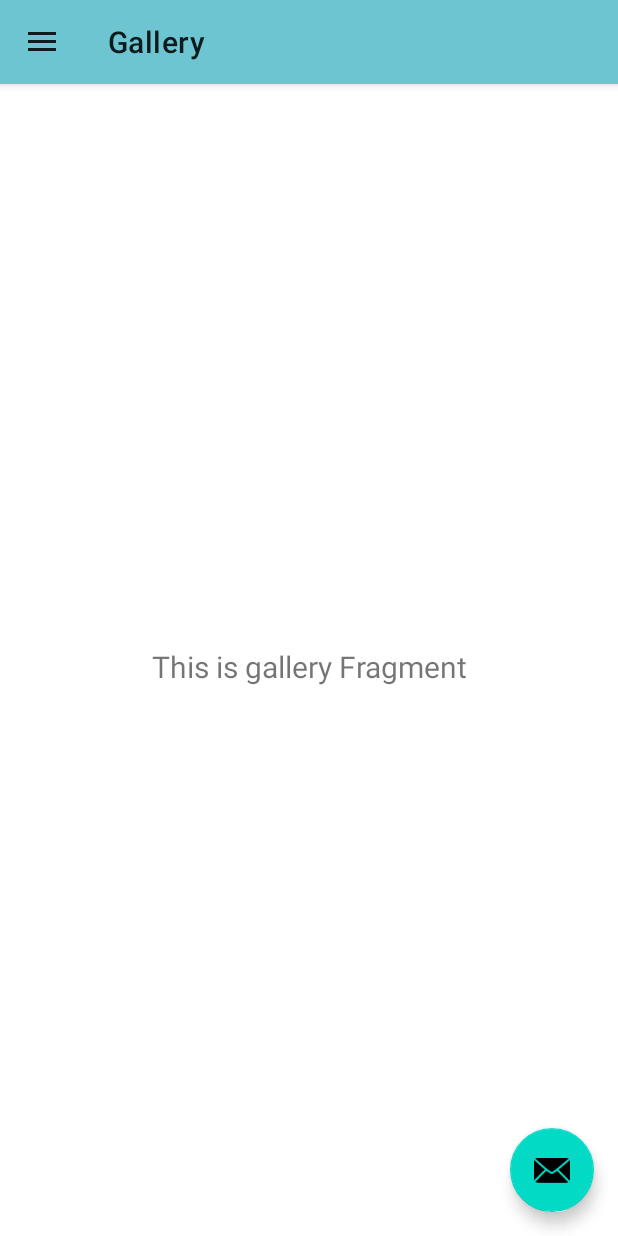
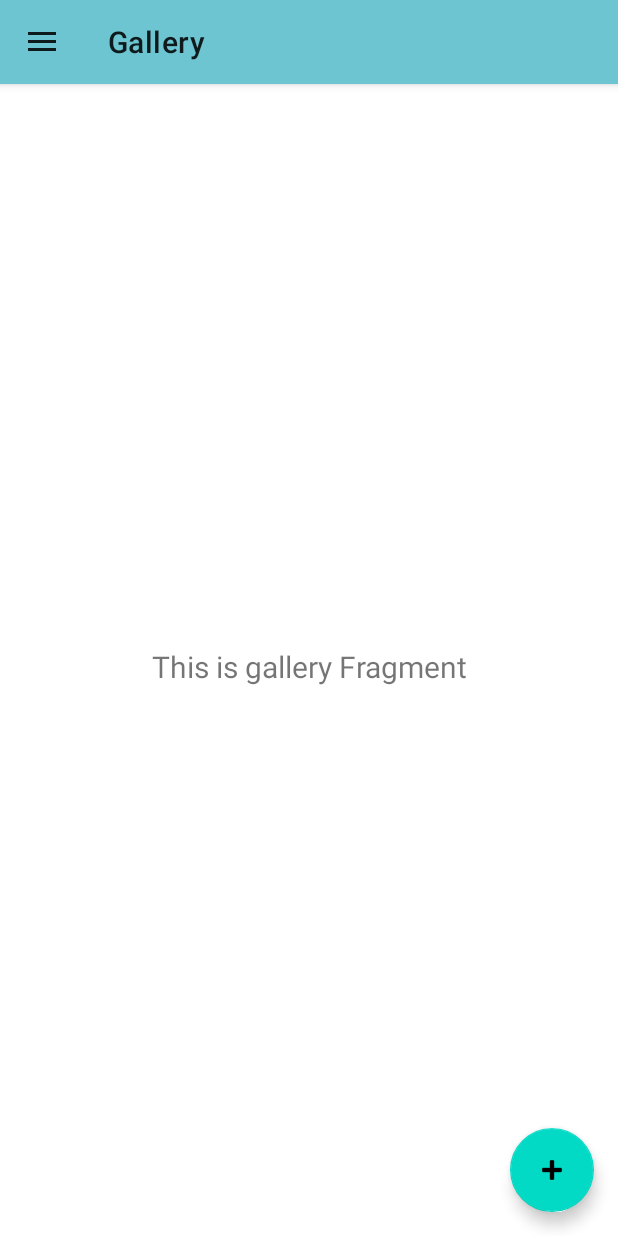
Before and after one commit to devsakshiagarwal/MercuryScanner, an Android app: the screen it shows after launch (MainActivity), in the side drawer, after a tap on "Gallery", on a phone screen of 412 x 824 dp. Run offline under Robolectric (Android 15) with nearby library versions, the light colour scheme and no system bars; our stand-ins replace navigation-ui.

Commit message:
fab for inout

```diff
--- a/app/src/main/java/com/goyals/mercuryscannerapp/MainActivity.kt
+++ b/app/src/main/java/com/goyals/mercuryscannerapp/MainActivity.kt
@@ -2,16 +2,21 @@ package com.goyals.mercuryscannerapp
 
 import android.content.Intent
 import android.os.Bundle
+import android.view.View
 import androidx.navigation.findNavController
 import androidx.navigation.ui.AppBarConfiguration
 import androidx.navigation.ui.navigateUp
 import androidx.navigation.ui.setupActionBarWithNavController
 import androidx.navigation.ui.setupWithNavController
 import androidx.appcompat.app.AppCompatActivity
+import com.goyals.mercuryscannerapp.ui.EditFormActivity
 import com.goyals.mercuryscannerapp.ui.scanner.AadharScanActivity
 import kotlinx.android.synthetic.main.activity_main.drawer_layout
 import kotlinx.android.synthetic.main.activity_main.nav_view
 import kotlinx.android.synthetic.main.app_bar_main.fab
+import kotlinx.android.synthetic.main.app_bar_main.fab_other_id
+import kotlinx.android.synthetic.main.app_bar_main.fab_scan_id
+import kotlinx.android.synthetic.main.app_bar_main.rl_fabs
 import kotlinx.android.synthetic.main.app_bar_main.toolbar
 
 class MainActivity : AppCompatActivity() {
@@ -31,13 +36,25 @@ class MainActivity : AppCompatActivity() {
 
   private fun initViews() {
     setSupportActionBar(toolbar)
-    fab.setOnClickListener {
-      startActivity(Intent(this, AadharScanActivity::class.java))
-    }
     val navController = findNavController(R.id.nav_host_fragment)
     appBarConfiguration = AppBarConfiguration(
       setOf(R.id.nav_home, R.id.nav_gallery, R.id.nav_slideshow), drawer_layout)
     setupActionBarWithNavController(navController, appBarConfiguration)
     nav_view.setupWithNavController(navController)
+    handleFabs()
+  }
+
+  private fun handleFabs() {
+    fab.setOnClickListener {
+      rl_fabs.visibility = View.VISIBLE
+    }
+    fab_scan_id.setOnClickListener {
+      rl_fabs.visibility = View.GONE
+      startActivity(Intent(this, AadharScanActivity::class.java))
+    }
+    fab_other_id.setOnClickListener {
+      rl_fabs.visibility = View.GONE
+      startActivity(Intent(this, EditFormActivity::class.java))
+    }
   }
 }
--- a/app/src/main/java/com/goyals/mercuryscannerapp/ui/EditFormActivity.kt
+++ b/app/src/main/java/com/goyals/mercuryscannerapp/ui/EditFormActivity.kt
@@ -2,18 +2,23 @@ package com.goyals.mercuryscannerapp.ui
 
 import androidx.appcompat.app.AppCompatActivity
 import android.os.Bundle
+import android.view.Menu
 import android.view.MenuItem
 import androidx.appcompat.widget.Toolbar
 import com.goyals.mercuryscannerapp.R
 import com.goyals.mercuryscannerapp.model.schema.AadharInfo
 import kotlinx.android.synthetic.main.activity_edit_form.*
-import kotlinx.android.synthetic.main.app_bar_main.toolbar
 
 class EditFormActivity : AppCompatActivity(), Toolbar.OnMenuItemClickListener {
   override fun onCreate(savedInstanceState: Bundle?) {
     super.onCreate(savedInstanceState)
     setContentView(R.layout.activity_edit_form)
     initViews()
+  }
+
+  override fun onCreateOptionsMenu(menu: Menu?): Boolean {
+    menuInflater.inflate(R.menu.menu_save, menu)
+    return true
   }
 
   override fun onMenuItemClick(item: MenuItem?): Boolean {
@@ -36,7 +41,7 @@ class EditFormActivity : AppCompatActivity(), Toolbar.OnMenuItemClickListener {
 
   private fun initViews() {
     actionBar?.setDisplayHomeAsUpEnabled(true)
-    //toolbar.inflateMenu(R.menu.menu_save)
+    if (intent.getParcelableExtra<AadharInfo>("aadhar_info") != null) {
       val aadharInfo = intent.getParcelableExtra<AadharInfo>("aadhar_info")!!
       et_uid.setText(aadharInfo.uid)
       et_name.setText(aadharInfo.name)
@@ -47,3 +52,4 @@ class EditFormActivity : AppCompatActivity(), Toolbar.OnMenuItemClickListener {
       et_gender.setText(aadharInfo.gender)
     }
   }
+}
--- /dev/null
+++ b/app/src/main/res/drawable/ic_barcode.xml
@@ -0,0 +1,9 @@
+<vector xmlns:android="http://schemas.android.com/apk/res/android"
+    android:width="24dp"
+    android:height="24dp"
+    android:viewportWidth="24"
+    android:viewportHeight="24">
+  <path
+      android:fillColor="#FF000000"
+      android:pathData="M15,21h-2v-2h2V21zM13,14h-2v5h2V14zM21,12h-2v4h2V12zM19,10h-2v2h2V10zM7,12H5v2h2V12zM5,10H3v2h2V10zM12,5h2V3h-2V5zM4.5,4.5v3h3v-3H4.5zM9,9H3V3h6V9zM4.5,16.5v3h3v-3H4.5zM9,21H3v-6h6V21zM16.5,4.5v3h3v-3H16.5zM21,9h-6V3h6V9zM19,19v-3l-4,0v2h2v3h4v-2H19zM17,12l-4,0v2h4V12zM13,10H7v2h2v2h2v-2h2V10zM14,9V7h-2V5h-2v4L14,9zM6.75,5.25h-1.5v1.5h1.5V5.25zM6.75,17.25h-1.5v1.5h1.5V17.25zM18.75,5.25h-1.5v1.5h1.5V5.25z" />
+</vector>
--- /dev/null
+++ b/app/src/main/res/drawable/ic_edit.xml
@@ -0,0 +1,9 @@
+<vector xmlns:android="http://schemas.android.com/apk/res/android"
+    android:width="16dp"
+    android:height="16dp"
+    android:viewportWidth="24"
+    android:viewportHeight="24">
+  <path
+      android:fillColor="#FF000000"
+      android:pathData="M14.06,9.02l0.92,0.92L5.92,19L5,19v-0.92l9.06,-9.06M17.66,3c-0.25,0 -0.51,0.1 -0.7,0.29l-1.83,1.83 3.75,3.75 1.83,-1.83c0.39,-0.39 0.39,-1.02 0,-1.41l-2.34,-2.34c-0.2,-0.2 -0.45,-0.29 -0.71,-0.29zM14.06,6.19L3,17.25L3,21h3.75L17.81,9.94l-3.75,-3.75z" />
+</vector>
--- a/app/src/main/res/layout/activity_edit_form.xml
+++ b/app/src/main/res/layout/activity_edit_form.xml
@@ -3,7 +3,6 @@
     xmlns:tools="http://schemas.android.com/tools"
     android:layout_width="match_parent"
     android:layout_height="match_parent"
-    android:background="@color/colorFF"
     tools:context=".ui.EditFormActivity"
     >
 
--- a/app/src/main/res/layout/app_bar_main.xml
+++ b/app/src/main/res/layout/app_bar_main.xml
@@ -1,5 +1,5 @@
 <?xml version="1.0" encoding="utf-8"?>
-<androidx.coordinatorlayout.widget.CoordinatorLayout xmlns:android="http://schemas.android.com/apk/res/android"
+<androidx.constraintlayout.widget.ConstraintLayout xmlns:android="http://schemas.android.com/apk/res/android"
     xmlns:app="http://schemas.android.com/apk/res-auto"
     xmlns:tools="http://schemas.android.com/tools"
     android:layout_width="match_parent"
@@ -11,6 +11,7 @@
       android:layout_width="match_parent"
       android:layout_height="wrap_content"
       android:theme="@style/Theme.MercuryScannerApp.AppBarOverlay"
+      app:layout_constraintTop_toTopOf="parent"
       >
 
     <androidx.appcompat.widget.Toolbar
@@ -23,15 +24,95 @@
 
   </com.google.android.material.appbar.AppBarLayout>
 
-  <include layout="@layout/content_main" />
+  <include
+      layout="@layout/content_main"
+      android:layout_width="match_parent"
+      android:layout_height="match_parent"
+      android:layout_marginTop="56dp"
+      />
 
   <com.google.android.material.floatingactionbutton.FloatingActionButton
       android:id="@+id/fab"
       android:layout_width="wrap_content"
       android:layout_height="wrap_content"
-      android:layout_gravity="bottom|end"
       android:layout_margin="@dimen/dp_16"
-      app:srcCompat="@android:drawable/ic_dialog_email"
+      app:fabSize="normal"
+      app:layout_constraintBottom_toBottomOf="parent"
+      app:layout_constraintEnd_toEndOf="parent"
+      app:srcCompat="@android:drawable/ic_input_add"
+      tools:ignore="ContentDescription"
       />
 
-</androidx.coordinatorlayout.widget.CoordinatorLayout>
+  <LinearLayout
+      android:id="@+id/rl_fabs"
+      android:layout_width="wrap_content"
+      android:layout_height="wrap_content"
+      android:layout_margin="@dimen/dp_16"
+      android:orientation="vertical"
+      android:paddingStart="0dp"
+      android:paddingEnd="4dp"
+      android:visibility="gone"
+      app:layout_constraintBottom_toTopOf="@id/fab"
+      app:layout_constraintEnd_toEndOf="parent"
+      >
+
+    <LinearLayout
+        android:layout_width="wrap_content"
+        android:layout_height="wrap_content"
+        android:layout_gravity="end"
+        android:orientation="horizontal"
+        >
+
+      <androidx.appcompat.widget.AppCompatTextView
+          style="@style/text_13_00_light"
+          android:layout_width="wrap_content"
+          android:layout_height="wrap_content"
+          android:layout_gravity="center_vertical"
+          android:layout_marginEnd="@dimen/dp_16"
+          android:gravity="center_vertical"
+          android:text="Input Other Ids"
+          />
+
+      <com.google.android.material.floatingactionbutton.FloatingActionButton
+          android:id="@+id/fab_other_id"
+          android:layout_width="wrap_content"
+          android:layout_height="wrap_content"
+          app:fabSize="mini"
+          app:srcCompat="@drawable/ic_edit"
+          tools:ignore="ContentDescription"
+          />
+
+    </LinearLayout>
+
+
+    <LinearLayout
+        android:layout_width="wrap_content"
+        android:layout_height="wrap_content"
+        android:layout_marginTop="@dimen/dp_16"
+        android:orientation="horizontal"
+        >
+
+      <androidx.appcompat.widget.AppCompatTextView
+          style="@style/text_13_00_light"
+          android:layout_width="wrap_content"
+          android:layout_height="wrap_content"
+          android:layout_gravity="center_vertical"
+          android:layout_marginEnd="@dimen/dp_16"
+          android:gravity="center_vertical"
+          android:text="Scan Aadhar Card"
+          />
+
+      <com.google.android.material.floatingactionbutton.FloatingActionButton
+          android:id="@+id/fab_scan_id"
+          android:layout_width="wrap_content"
+          android:layout_height="wrap_content"
+          app:fabSize="mini"
+          app:srcCompat="@drawable/ic_barcode"
+          tools:ignore="ContentDescription"
+          />
+
+    </LinearLayout>
+
+  </LinearLayout>
+
+</androidx.constraintlayout.widget.ConstraintLayout>
--- a/app/src/main/res/values-night/themes.xml
+++ b/app/src/main/res/values-night/themes.xml
@@ -1,6 +1,6 @@
 <resources xmlns:tools="http://schemas.android.com/tools">
   <!-- Base application theme. -->
-  <style name="Theme.MercuryScannerApp" parent="Theme.MaterialComponents.DayNight.DarkActionBar">
+  <style name="Theme.MercuryScannerApp" parent="Theme.MaterialComponents.Light">
     <!-- Primary brand color. -->
     <item name="colorPrimary">@color/colorPrimary</item>
     <item name="colorPrimaryVariant">@color/colorPrimaryDark</item>
--- a/app/src/main/res/values/strings.xml
+++ b/app/src/main/res/values/strings.xml
@@ -12,11 +12,7 @@
   <string name="menu_gallery">Gallery</string>
   <string name="menu_slideshow">Slideshow</string>
 
-  <string name="save_menu">
-    <b>
-      <font size="15">Save</font>
-    </b>
-  </string>
+  <string name="save_menu">Save</string>
 
   // aadhar related strings
   <string name="uid">UID Number</string>
--- a/app/src/main/res/values/themes.xml
+++ b/app/src/main/res/values/themes.xml
@@ -1,6 +1,6 @@
 <resources xmlns:tools="http://schemas.android.com/tools">
 
-  <style name="Theme.MercuryScannerApp" parent="Theme.MaterialComponents.Light.DarkActionBar">
+  <style name="Theme.MercuryScannerApp" parent="Theme.MaterialComponents.Light">
     <item name="colorPrimary">@color/colorPrimary</item>
     <item name="colorPrimaryVariant">@color/colorPrimaryDark</item>
     <item name="colorOnPrimary">@color/colorFF</item>
```
Lines whose indentation alone changed are shown as unchanged.
